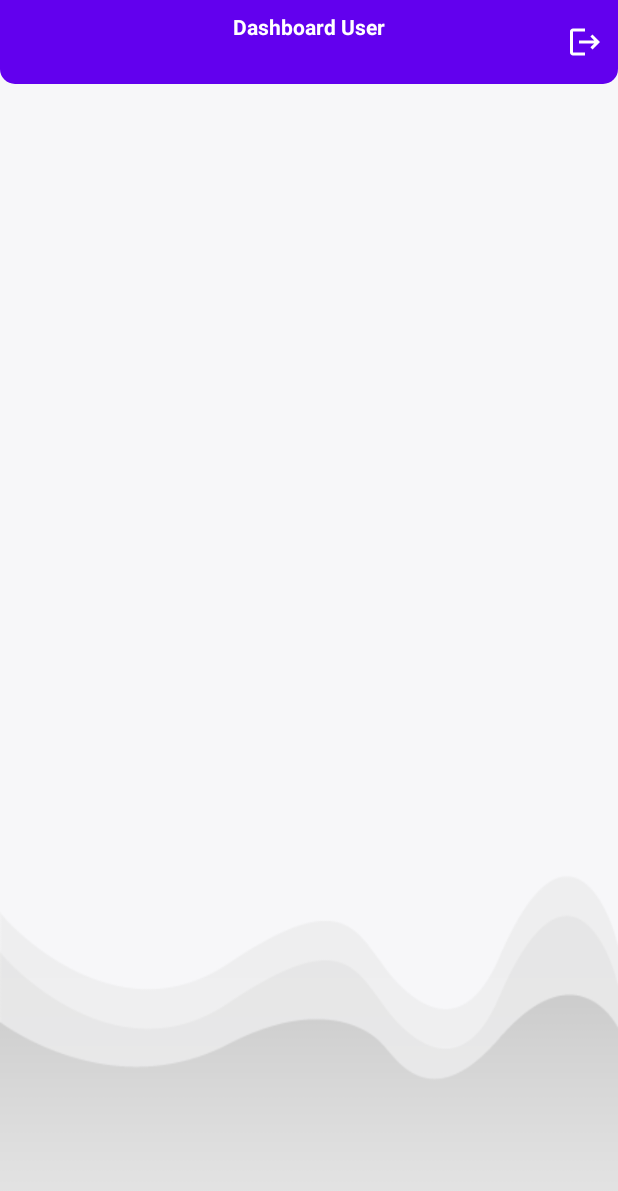
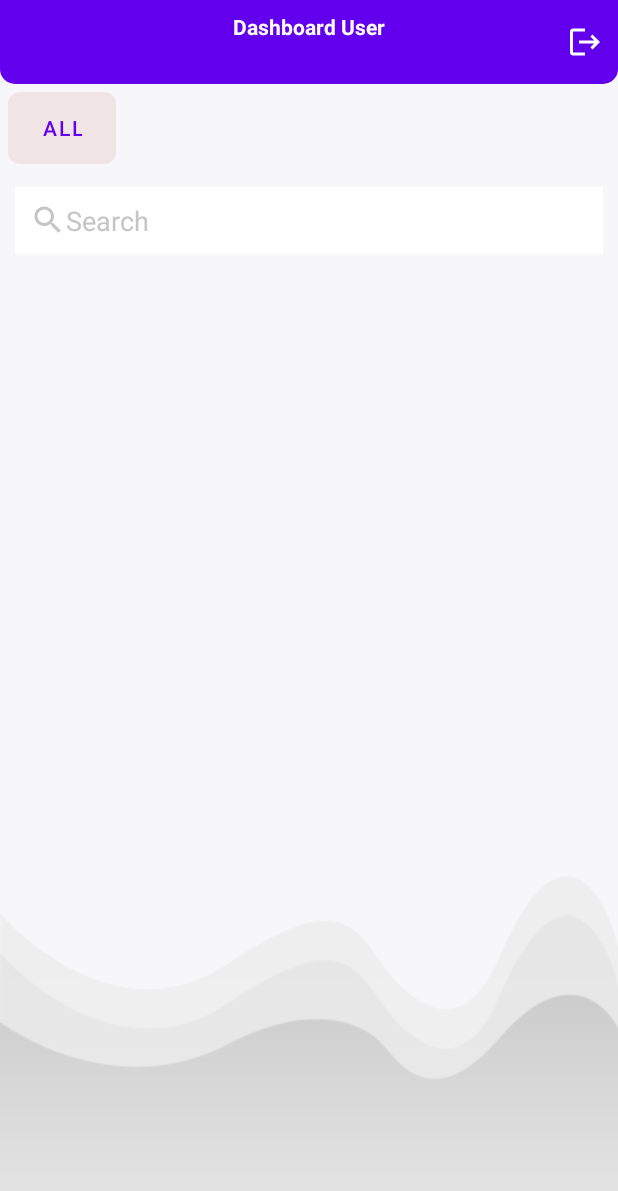
Before and after one commit to MarcoEsig/ReservESIG_PID, an Android app: the DashBoardUserActivity screen opened directly, with no data from a screen before it, on a phone screen of 412 x 824 dp. Shown: the top 1191 px of the screen. Run offline under Robolectric (Android 15) with nearby library versions, the light colour scheme and no system bars; our stand-ins replace Firebase (no records; nobody signed in at launch, a user with empty details on screens opened directly); libraries missing offline, so code that uses them is left out: com.github.barteksc.pdfviewer.

Commit message:
dashboard utilisateur complet

```diff
--- a/app/build.gradle
+++ b/app/build.gradle
@@ -44,6 +44,7 @@ dependencies {
     implementation 'com.google.firebase:firebase-storage:20.0.1'
 
     implementation 'com.github.barteksc:android-pdf-viewer:2.8.2'
+    implementation 'androidx.legacy:legacy-support-v4:1.0.0'
 
     testImplementation 'junit:junit:4.13.2'
     androidTestImplementation 'androidx.test.ext:junit:1.1.3'
--- /dev/null
+++ b/app/src/main/java/com/example/reservesig_pid/BooksUserFragment.java
@@ -0,0 +1,171 @@
+package com.example.reservesig_pid;
+
+import android.os.Bundle;
+
+import androidx.annotation.NonNull;
+import androidx.fragment.app.Fragment;
+
+import android.provider.ContactsContract;
+import android.text.Editable;
+import android.text.TextWatcher;
+import android.util.Log;
+import android.view.LayoutInflater;
+import android.view.View;
+import android.view.ViewGroup;
+
+import com.example.reservesig_pid.adapters.AdapterPdfUser;
+import com.example.reservesig_pid.databinding.FragmentBooksUserBinding;
+import com.example.reservesig_pid.models.ModelPdf;
+import com.google.firebase.database.DataSnapshot;
+import com.google.firebase.database.DatabaseError;
+import com.google.firebase.database.DatabaseReference;
+import com.google.firebase.database.FirebaseDatabase;
+import com.google.firebase.database.ValueEventListener;
+
+import java.util.ArrayList;
+
+/**
+ * A simple {@link Fragment} subclass.
+ * Use the {@link BooksUserFragment#newInstance} factory method to
+ * create an instance of this fragment.
+ */
+public class BooksUserFragment extends Fragment {
+
+    //valeur qu'on passe en instanciant le fragment
+    private String categoryId;
+    private String category;
+    private String uid;
+
+    private ArrayList<ModelPdf> pdfArrayList;
+    private AdapterPdfUser adapterPdfUser;
+
+    //bindings
+    private FragmentBooksUserBinding binding;
+
+    private static final String TAG= "BOOKS_USER_TAG";
+
+    public BooksUserFragment() {
+        // Required empty public constructor
+    }
+
+    public static BooksUserFragment newInstance(String categoryId, String category, String uid) {
+        BooksUserFragment fragment = new BooksUserFragment();
+        Bundle args = new Bundle();
+        args.putString("categoryId", categoryId);
+        args.putString("category", category);
+        args.putString("uid", uid);
+        fragment.setArguments(args);
+        return fragment;
+    }
+
+    @Override
+    public void onCreate(Bundle savedInstanceState) {
+        super.onCreate(savedInstanceState);
+        if (getArguments() != null) {
+            categoryId = getArguments().getString("categoryId");
+            category = getArguments().getString("category");
+            uid = getArguments().getString("uid");
+        }
+    }
+
+    @Override
+    public View onCreateView(LayoutInflater inflater, ViewGroup container, Bundle savedInstanceState) {
+        // Inflate/bind the layout for this fragment
+        binding = FragmentBooksUserBinding.inflate(LayoutInflater.from(getContext()),container,false);
+
+        Log.d(TAG,"onCreateView: Category: "+category );
+        if (category.equals("All")){
+            //charge tous les livres
+            loadAllBooks();
+
+        }
+        else {
+            //charge les category de livre qu'on a select
+            loadCategorizedBooks();
+        }
+
+        //search
+        binding.searchEt.addTextChangedListener(new TextWatcher() {
+            @Override
+            public void beforeTextChanged(CharSequence charSequence, int i, int i1, int i2) {
+
+            }
+
+            @Override
+            public void onTextChanged(CharSequence s, int i, int i1, int i2) {
+
+                try {
+                    adapterPdfUser.getFilter().filter(s);
+                }
+                catch (Exception e){
+                    Log.d(TAG,"onTextChanged: "+ e.getMessage());
+                }
+
+            }
+
+            @Override
+            public void afterTextChanged(Editable editable) {
+
+            }
+        });
+
+        return binding.getRoot();
+    }
+
+    private void loadCategorizedBooks() {
+
+        pdfArrayList = new ArrayList<>();
+
+        DatabaseReference ref = FirebaseDatabase.getInstance().getReference("Books");
+        ref.orderByChild("categoryId").equalTo(categoryId).addValueEventListener(new ValueEventListener() {
+            @Override
+            public void onDataChange(@NonNull DataSnapshot snapshot) {
+                pdfArrayList.clear();
+
+                for (DataSnapshot ds: snapshot.getChildren()){
+                    ModelPdf model = ds.getValue(ModelPdf.class);
+
+                    pdfArrayList.add(model);
+                }
+                adapterPdfUser = new AdapterPdfUser(getContext(),pdfArrayList);
+
+                binding.booksRv.setAdapter(adapterPdfUser);
+            }
+
+            @Override
+            public void onCancelled(@NonNull DatabaseError error) {
+
+            }
+        });
+    }
+
+    private void loadAllBooks() {
+
+        pdfArrayList = new ArrayList<>();
+
+        DatabaseReference ref = FirebaseDatabase.getInstance().getReference("Books");
+        ref.addValueEventListener(new ValueEventListener() {
+            @Override
+            public void onDataChange(@NonNull DataSnapshot snapshot) {
+                pdfArrayList.clear();
+
+                for (DataSnapshot ds: snapshot.getChildren()){
+                    ModelPdf model = ds.getValue(ModelPdf.class);
+
+                    pdfArrayList.add(model);
+                }
+                adapterPdfUser = new AdapterPdfUser(getContext(),pdfArrayList);
+
+                binding.booksRv.setAdapter(adapterPdfUser);
+            }
+
+            @Override
+            public void onCancelled(@NonNull DatabaseError error) {
+
+            }
+        });
+
+
+
+    }
+}
--- a/app/src/main/java/com/example/reservesig_pid/DashBoardUserActivity.java
+++ b/app/src/main/java/com/example/reservesig_pid/DashBoardUserActivity.java
@@ -1,17 +1,36 @@
 package com.example.reservesig_pid;
 
+import androidx.annotation.NonNull;
+import androidx.annotation.Nullable;
 import androidx.appcompat.app.AppCompatActivity;
+import androidx.fragment.app.Fragment;
+import androidx.fragment.app.FragmentManager;
+import androidx.fragment.app.FragmentPagerAdapter;
+import androidx.viewpager.widget.ViewPager;
 
+import android.content.Context;
 import android.content.Intent;
 import android.os.Bundle;
 import android.view.View;
 
 import com.example.reservesig_pid.databinding.ActivityDashBoardAdminBinding;
 import com.example.reservesig_pid.databinding.ActivityDashBoardUserBinding;
+import com.example.reservesig_pid.models.ModelCategory;
 import com.google.firebase.auth.FirebaseAuth;
 import com.google.firebase.auth.FirebaseUser;
+import com.google.firebase.database.DataSnapshot;
+import com.google.firebase.database.DatabaseError;
+import com.google.firebase.database.DatabaseReference;
+import com.google.firebase.database.FirebaseDatabase;
+import com.google.firebase.database.ValueEventListener;
+
+import java.util.ArrayList;
 
 public class DashBoardUserActivity extends AppCompatActivity {
+
+
+    public ArrayList<ModelCategory> categoryArrayList;
+    public ViewPagerAdapter viewPagerAdapter;
 
     private ActivityDashBoardUserBinding binding;
     private FirebaseAuth firebaseAuth;
@@ -26,6 +45,9 @@ public class DashBoardUserActivity extends AppCompatActivity {
         firebaseAuth = FirebaseAuth.getInstance();
         checkUser();
 
+        setupViewPagerAdapter(binding.viewPager);
+        binding.tabLayout.setupWithViewPager(binding.viewPager);
+
         //click logout
         binding.logoutBtn.setOnClickListener(new View.OnClickListener() {
             @Override
@@ -37,6 +59,80 @@ public class DashBoardUserActivity extends AppCompatActivity {
 
 
     }
+
+    private void setupViewPagerAdapter(ViewPager viewPager){
+
+        viewPagerAdapter = new ViewPagerAdapter(getSupportFragmentManager(), FragmentPagerAdapter.BEHAVIOR_RESUME_ONLY_CURRENT_FRAGMENT,this );
+
+        categoryArrayList = new ArrayList<>();
+
+        //load categorie
+        DatabaseReference ref = FirebaseDatabase.getInstance().getReference("Categories");
+        ref.addListenerForSingleValueEvent(new ValueEventListener() {
+            @Override
+            public void onDataChange( DataSnapshot snapshot) {
+                categoryArrayList.clear();
+
+                //ajout data
+                ModelCategory modelAll = new ModelCategory("01","All","","1");
+
+                categoryArrayList.add(modelAll);
+
+                viewPagerAdapter.addFragment(BooksUserFragment.newInstance(""+modelAll.getId(),""+modelAll.getCategory(),""+modelAll.getUid()), modelAll.getCategory());
+
+                viewPagerAdapter.notifyDataSetChanged();
+
+                //load de firebase les catego
+                for (DataSnapshot ds: snapshot.getChildren()){
+                    ModelCategory model = ds.getValue(ModelCategory.class);
+                    categoryArrayList.add(model);
+
+                    viewPagerAdapter.addFragment(BooksUserFragment.newInstance(""+model.getId(),""+model.getCategory(),""+model.getUid()), model.getCategory());
+
+                    //refresh
+                    viewPagerAdapter.notifyDataSetChanged();
+                }
+                viewPager.setAdapter(viewPagerAdapter);
+            }
+
+            @Override
+            public void onCancelled( DatabaseError error) {
+            }
+        });
+    }
+
+    public class ViewPagerAdapter extends FragmentPagerAdapter{
+
+        private ArrayList<BooksUserFragment> fragmentList = new ArrayList<>();
+        private ArrayList<String> fragmentTitleList = new ArrayList<>();
+        private Context context;
+
+        public ViewPagerAdapter(FragmentManager fm, int behavior, Context context) {
+            super(fm, behavior);
+            this.context = context;
+        }
+
+        @Override
+        public Fragment getItem(int position) {
+            return fragmentList.get(position);
+        }
+
+        @Override
+        public int getCount() {
+            return fragmentList.size();
+        }
+
+        private void addFragment(BooksUserFragment fragment, String title){
+            fragmentList.add(fragment);
+            fragmentTitleList.add(title);
+        }
+
+        @Override
+        public CharSequence getPageTitle(int position) {
+            return fragmentTitleList.get(position);
+        }
+    }
+
 
     private void checkUser() {
 
--- /dev/null
+++ b/app/src/main/java/com/example/reservesig_pid/adapters/AdapterPdfUser.java
@@ -0,0 +1,115 @@
+package com.example.reservesig_pid.adapters;
+
+import android.content.Context;
+import android.content.Intent;
+import android.view.LayoutInflater;
+import android.view.View;
+import android.view.ViewGroup;
+import android.widget.Filter;
+import android.widget.Filterable;
+import android.widget.ImageButton;
+import android.widget.ProgressBar;
+import android.widget.TextView;
+
+import androidx.annotation.NonNull;
+import androidx.recyclerview.widget.RecyclerView;
+
+import com.example.reservesig_pid.MyApplication;
+import com.example.reservesig_pid.PdfDetailActivity;
+import com.example.reservesig_pid.databinding.RowPdfUserBinding;
+import com.example.reservesig_pid.filters.FilterPdfAdmin;
+import com.example.reservesig_pid.filters.FilterPdfUser;
+import com.example.reservesig_pid.models.ModelPdf;
+import com.github.barteksc.pdfviewer.PDFView;
+
+import java.util.ArrayList;
+
+public class AdapterPdfUser extends RecyclerView.Adapter<AdapterPdfUser.HolderPdfUser> implements Filterable {
+
+    private Context context;
+    public ArrayList<ModelPdf> pdfArrayList,filterList;
+
+    private FilterPdfUser filter;
+
+    private RowPdfUserBinding binding;
+    private static final String TAG = "ADAPTER_PDF_USER";
+
+    public AdapterPdfUser(Context context, ArrayList<ModelPdf> pdfArrayList) {
+        this.context = context;
+        this.pdfArrayList = pdfArrayList;
+        this.filterList = pdfArrayList;
+
+    }
+
+    @NonNull
+    @Override
+    public HolderPdfUser onCreateViewHolder(@NonNull ViewGroup parent, int viewType) {
+        binding = RowPdfUserBinding.inflate(LayoutInflater.from(context),parent,false);
+
+        return new HolderPdfUser(binding.getRoot());
+    }
+
+    @Override
+    public void onBindViewHolder(@NonNull AdapterPdfUser.HolderPdfUser holder, int position) {
+
+        ModelPdf model = pdfArrayList.get(position);
+        String bookId = model.getId();
+        String title = model.getCategoryId();
+        String description = model.getDescription();
+        String pdfUrl = model.getUrl();
+        String categoryId = model.getCategoryId();
+        //Long timestamp = model.getTimestamp();
+
+        //String date = MyApplication.formatTimeStamp(timestamp);
+
+        holder.titleTv.setText(title);
+        holder.descriptionTv.setText(description);
+        //holder.dateTv.setText(date);
+        MyApplication.loadPdfFromUrlSinglePage(""+pdfUrl,""+title,holder.pdfView,holder.progressBar);
+        MyApplication.loadCategory(""+categoryId, holder.categoryTv);
+        MyApplication.loadPdfSize(""+pdfUrl,""+title,holder.sizeTv);
+
+        holder.itemView.setOnClickListener(new View.OnClickListener() {
+            @Override
+            public void onClick(View view) {
+                Intent intent = new Intent(context, PdfDetailActivity.class);
+                intent.putExtra("bookId",bookId);
+                context.startActivity(intent);
+            }
+        });
+
+    }
+
+    @Override
+    public int getItemCount() {
+        return pdfArrayList.size();  //nous retourne la taille de list du nombre de records
+    }
+
+    @Override
+    public Filter getFilter() {
+        if (filter == null){
+            filter = new FilterPdfUser(filterList,this);
+
+        }
+        return filter;
+    }
+
+    class HolderPdfUser extends RecyclerView.ViewHolder{
+
+        PDFView pdfView;
+        ProgressBar progressBar;
+        TextView titleTv,descriptionTv,categoryTv,sizeTv,dateTv;
+
+        public HolderPdfUser(@NonNull View itemView) {
+            super(itemView);
+
+            pdfView = binding.pdfView;
+            progressBar = binding.progressBar;
+            titleTv = binding.titleTv;
+            descriptionTv = binding.descriptionTv;
+            categoryTv = binding.categoryTv;
+            sizeTv = binding.sizeTv;
+            dateTv = binding.dateTv;
+        }
+    }
+}
--- /dev/null
+++ b/app/src/main/res/drawable/tab_background_selected.xml
@@ -0,0 +1,7 @@
+<?xml version="1.0" encoding="utf-8"?>
+<shape xmlns:android="http://schemas.android.com/apk/res/android"
+    android:shape="rectangle">
+
+    <solid android:color="#1AB53B38"/>
+    <corners android:radius="8dp"/>
+</shape>
--- /dev/null
+++ b/app/src/main/res/drawable/tab_background_unselected.xml
@@ -0,0 +1,7 @@
+<?xml version="1.0" encoding="utf-8"?>
+<shape xmlns:android="http://schemas.android.com/apk/res/android"
+    android:shape="rectangle">
+
+    <solid android:color="@android:color/transparent"/>
+    <corners android:radius="8dp"/>
+</shape>
--- /dev/null
+++ b/app/src/main/res/drawable/tab_selector.xml
@@ -0,0 +1,8 @@
+<?xml version="1.0" encoding="utf-8"?>
+<selector xmlns:android="http://schemas.android.com/apk/res/android">
+
+    <!-- Change le background des tabs quand je select/unselect les tabs -->
+    <item android:drawable="@drawable/tab_background_selected" android:state_selected="true"/>
+    <item android:drawable="@drawable/tab_background_unselected"/>
+
+</selector>
--- a/app/src/main/res/layout/activity_dash_board_user.xml
+++ b/app/src/main/res/layout/activity_dash_board_user.xml
@@ -6,6 +6,7 @@
     android:layout_height="match_parent"
     android:background="@drawable/back01"
     tools:context=".DashBoardUserActivity">
+
 
     <RelativeLayout
         android:id="@+id/toolbarRl"
@@ -45,4 +46,24 @@
 
     </RelativeLayout>
 
+    <!-- Tabs -->
+    <com.google.android.material.tabs.TabLayout
+        android:id="@+id/tabLayout"
+        android:layout_width="match_parent"
+        android:layout_height="wrap_content"
+        android:layout_below="@+id/toolbarRl"
+        android:layout_margin="5dp"
+        android:background="@android:color/transparent"
+        app:tabBackground="@drawable/tab_selector"
+        app:tabIndicatorFullWidth="false"
+        app:tabIndicatorHeight="0dp"
+        app:tabMode="scrollable"
+        app:tabUnboundedRipple="false"/>
+
+    <androidx.viewpager.widget.ViewPager
+        android:id="@+id/viewPager"
+        android:layout_width="match_parent"
+        android:layout_height="wrap_content"
+        android:layout_below="@+id/tabLayout"/>
+
 </RelativeLayout>
--- /dev/null
+++ b/app/src/main/res/layout/fragment_books_user.xml
@@ -0,0 +1,30 @@
+<?xml version="1.0" encoding="utf-8"?>
+<LinearLayout xmlns:android="http://schemas.android.com/apk/res/android"
+    xmlns:tools="http://schemas.android.com/tools"
+    android:layout_width="match_parent"
+    android:layout_height="match_parent"
+    xmlns:app="http://schemas.android.com/apk/res-auto"
+    android:orientation="vertical"
+    tools:context=".BooksUserFragment">
+
+    <EditText
+        android:id="@+id/searchEt"
+        android:layout_width="match_parent"
+        android:layout_height="wrap_content"
+        android:layout_margin="10dp"
+        android:background="@color/white"
+        android:drawableStart="@drawable/ic_search_gris"
+        android:hint="Search"
+        android:padding="10dp"
+        android:textColorHint="@color/gray01"/>
+
+    <androidx.recyclerview.widget.RecyclerView
+        android:id="@+id/booksRv"
+        android:layout_width="match_parent"
+        android:layout_height="match_parent"
+        app:stackFromEnd="true"
+        app:reverseLayout="true"
+        app:layoutManager="androidx.recyclerview.widget.LinearLayoutManager"
+        tools:listitem="@layout/row_pdf_user"/>
+
+</LinearLayout>
--- a/app/src/main/res/values/strings.xml
+++ b/app/src/main/res/values/strings.xml
@@ -12,4 +12,6 @@
     <string name="views">Views</string>
     <string name="n_a4">N/A</string>
     <string name="the_description_of_the_book">The description of the book</string>
+    <!-- TODO: Remove or change this placeholder text -->
+    <string name="hello_blank_fragment">Hello blank fragment</string>
 </resources>
```
Also changed, not shown: app/src/main/java/com/example/reservesig_pid/filters/FilterPdfUser.java (added, +60 -0 lines), app/src/main/res/layout/row_pdf_user.xml (added, +93 -0 lines).
